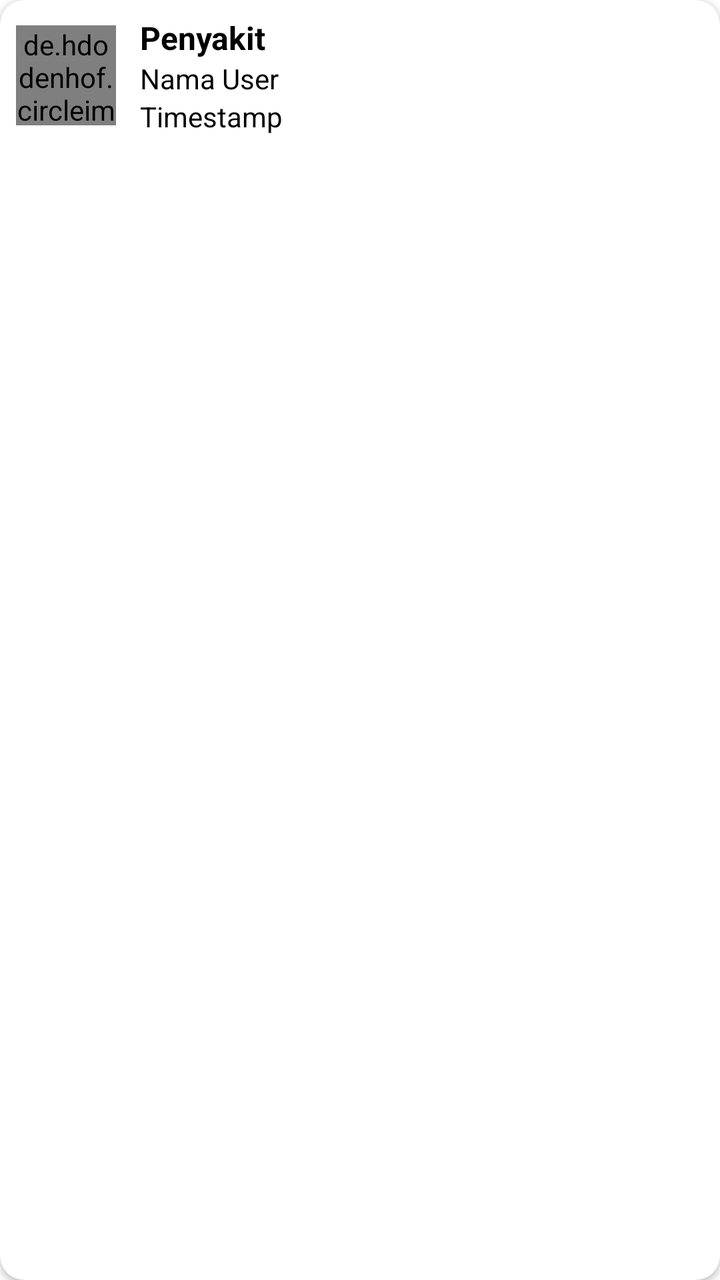
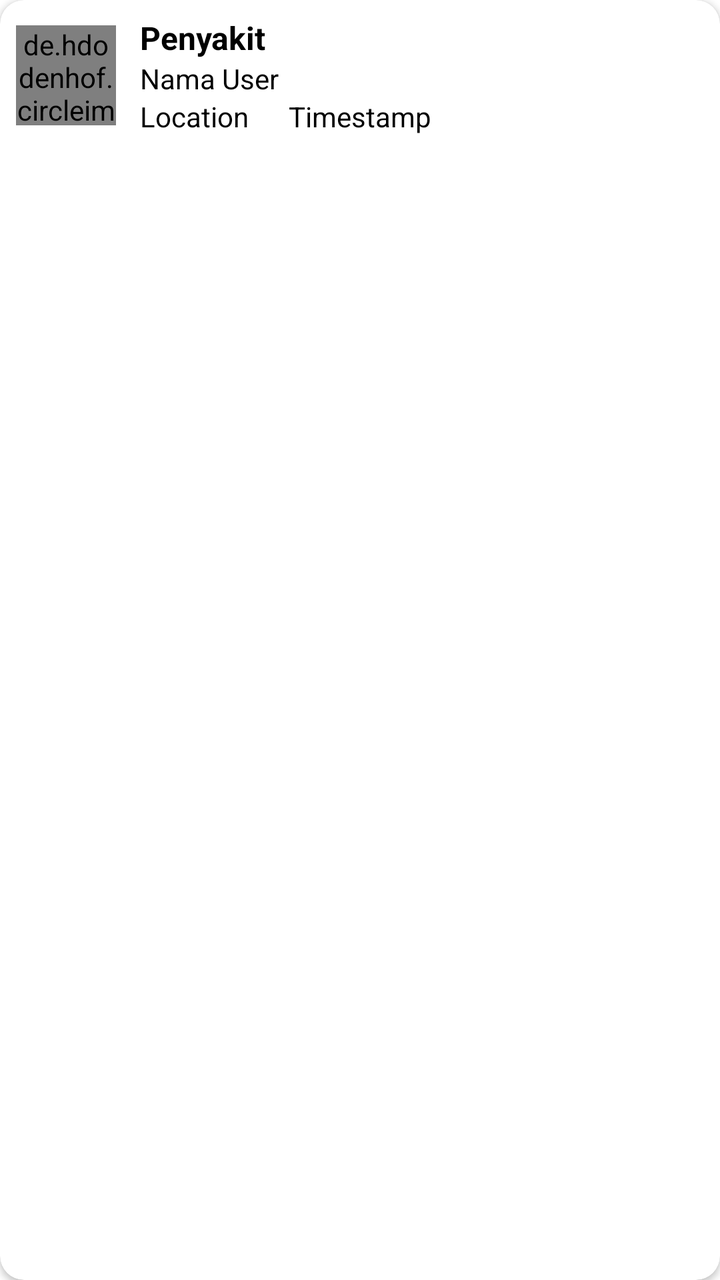

Two renders of the same Android screen: before a commit and after it. Below are the layout's source before the change and the commit's diff.
<!-- AndroidManifest.xml: application theme Theme.TehTeksi -->
<!-- res/layout/item_monitor.xml -->
<?xml version="1.0" encoding="utf-8"?>
<androidx.cardview.widget.CardView xmlns:android="http://schemas.android.com/apk/res/android"
    xmlns:card_view="http://schemas.android.com/apk/res-auto"
    android:layout_width="match_parent"
    android:layout_height="wrap_content"
    card_view:cardCornerRadius="12dp"
    android:background="?android:attr/windowBackground"
    android:layout_marginBottom="8dp">

    <LinearLayout
        android:layout_width="match_parent"
        android:layout_height="wrap_content"
        android:orientation="horizontal"
        android:padding="8dp"
        android:gravity="center_vertical">

        <de.hdodenhof.circleimageview.CircleImageView
            android:id="@+id/imgHistory"
            android:layout_width="50dp"
            android:layout_height="50dp"
            android:scaleType="centerCrop"
            android:layout_marginEnd="12dp" />

        <LinearLayout
            android:layout_width="0dp"
            android:layout_height="wrap_content"
            android:orientation="vertical"
            android:layout_weight="1">

            <TextView
                android:id="@+id/tvHistoriPenyakit"
                android:layout_width="wrap_content"
                android:layout_height="wrap_content"
                android:text="Penyakit"
                android:textStyle="bold"
                android:textSize="16sp" />
            <TextView
                android:id="@+id/tvUser"
                android:layout_width="wrap_content"
                android:layout_height="wrap_content"
                android:text="Nama User"
                android:textSize="14sp" />
            <TextView
                android:id="@+id/tvTimestamp"
                android:layout_width="wrap_content"
                android:layout_height="wrap_content"
                android:text="Timestamp"
                android:textSize="14sp" />
        </LinearLayout>
    </LinearLayout>
</androidx.cardview.widget.CardView>
<!-- resources referenced by this layout -->
<resources>
  <style name="Theme.TehTeksi" parent="Theme.MaterialComponents.DayNight.NoActionBar">
          
          <item name="colorPrimary">@color/colorPrimary</item>
          <item name="colorPrimaryVariant">@color/colorPrimaryDark</item>
          <item name="colorOnPrimary">@color/white</item>
  
          
          <item name="colorSecondary">@color/teal_200</item>
          <item name="colorSecondaryVariant">@color/teal_700</item>
          <item name="colorOnSecondary">@color/black</item>
  
          
          <item name="android:statusBarColor">@color/colorPrimary</item>
  
          
          <item name="android:textColor">@android:color/black</item>
          <item name="android:textColorPrimary">@android:color/black</item>
          <item name="android:textColorSecondary">@android:color/black</item>
          <item name="android:textColorHint">@android:color/darker_gray</item>
          <item name="android:textColorTertiary">@android:color/darker_gray</item>
  
          <item name="android:windowSplashScreenAnimatedIcon">@drawable/fix</item>
          <item name="android:windowSplashScreenBackground">@android:color/transparent</item>
          <item name="android:windowSplashScreenIconBackgroundColor">@android:color/transparent</item>
      </style>
  <color name="colorPrimary">#4CAF50</color>
  <color name="colorPrimaryDark">#388E3C</color>
  <color name="white">#FFFFFFFF</color>
  <color name="teal_200">#FF03DAC5</color>
  <color name="teal_700">#FF018786</color>
  <color name="black">#FF000000</color>
  <!-- drawable fix: png bitmap (drawable, 91070 bytes) -->
</resources>

<!-- the commit's change to res/layout/item_monitor.xml (unified diff, before → after) -->
@@ -40,12 +40,26 @@
                 android:layout_height="wrap_content"
                 android:text="Nama User"
                 android:textSize="14sp" />
-            <TextView
-                android:id="@+id/tvTimestamp"
-                android:layout_width="wrap_content"
+            <LinearLayout
+                android:layout_width="match_parent"
                 android:layout_height="wrap_content"
-                android:text="Timestamp"
-                android:textSize="14sp" />
+                android:orientation="horizontal">
+                <TextView
+                    android:id="@+id/tvLocation"
+                    android:layout_width="wrap_content"
+                    android:layout_height="wrap_content"
+                    android:text="Location"
+                    android:textSize="14sp"
+                    android:layout_marginRight="20dp"/>
+                <TextView
+                    android:id="@+id/tvTimestamp"
+                    android:layout_width="wrap_content"
+                    android:layout_height="wrap_content"
+                    android:text="Timestamp"
+                    android:textSize="14sp"
+                    />
+            </LinearLayout>
+
         </LinearLayout>
     </LinearLayout>
 </androidx.cardview.widget.CardView>
